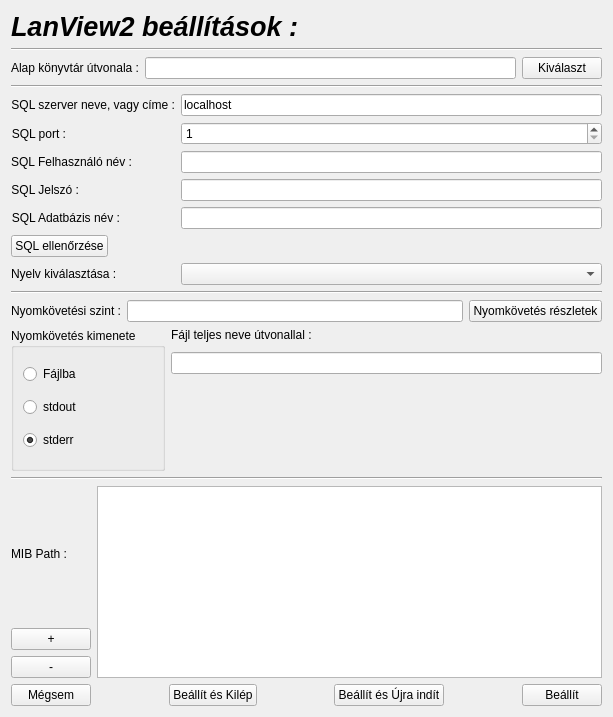
The window that lv2g/setup.ui (csikfer/lanview2) describes before a commit, drawn with Qt 5.
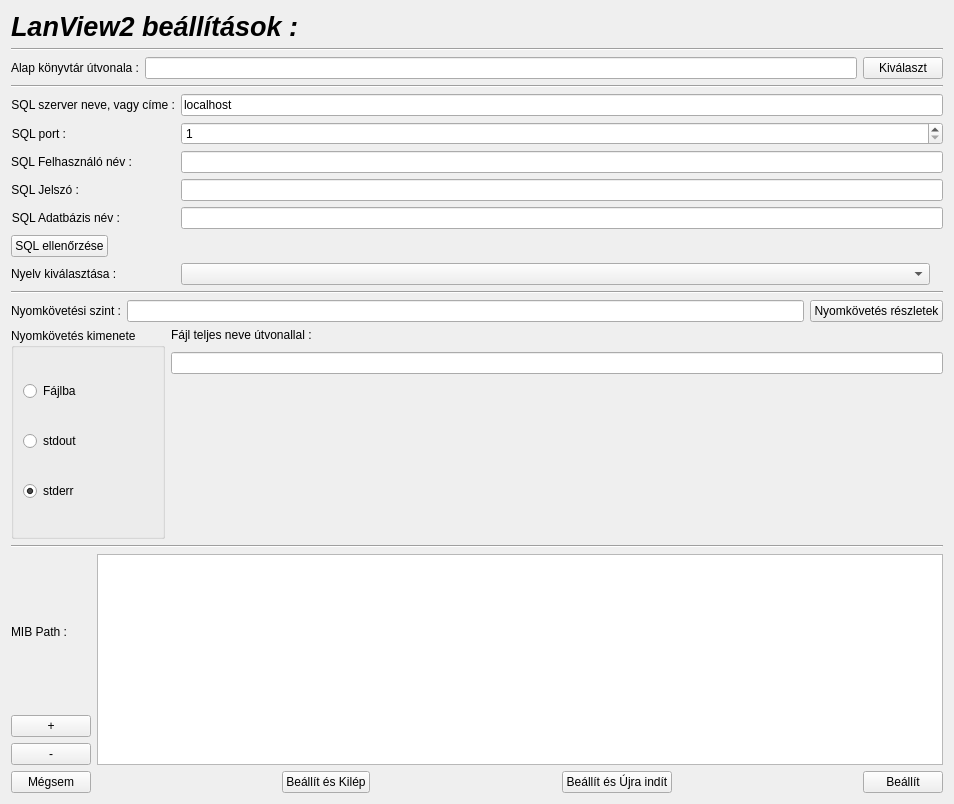
The same window after the commit. Icons and pictures are not drawn.

Diff of the .ui file:
```diff
--- a/lv2g/setup.ui
+++ b/lv2g/setup.ui
@@ -9,8 +9,8 @@
    <rect>
     <x>0</x>
     <y>0</y>
-    <width>613</width>
-    <height>717</height>
+    <width>954</width>
+    <height>804</height>
    </rect>
   </property>
   <property name="sizePolicy">
@@ -421,6 +421,13 @@
        </property>
       </widget>
      </item>
+     <item row="5" column="0">
+      <widget class="QPushButton" name="CheckSql">
+       <property name="text">
+        <string>SQL ellenőrzése</string>
+       </property>
+      </widget>
+     </item>
      <item row="6" column="0">
       <widget class="QLabel" name="label_10">
        <property name="text">
@@ -429,14 +436,18 @@
       </widget>
      </item>
      <item row="6" column="1">
+      <layout class="QHBoxLayout" name="horizontalLayout_6" stretch="1,0">
+       <item>
       <widget class="QComboBox" name="comboBoxLang"/>
      </item>
-     <item row="5" column="0">
-      <widget class="QPushButton" name="CheckSql">
+       <item>
+        <widget class="QLabel" name="labelFlag">
        <property name="text">
-        <string>SQL ellenőrzése</string>
-       </property>
-      </widget>
+          <string/>
+         </property>
+        </widget>
+       </item>
+      </layout>
      </item>
     </layout>
    </item>
```
Lines whose indentation alone changed are shown as unchanged.
